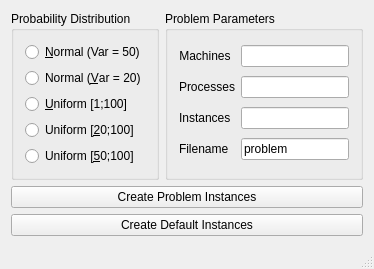
First picture: the form in ui/mainwindow.ui, repository markuspg/instance_generator, before the edit.
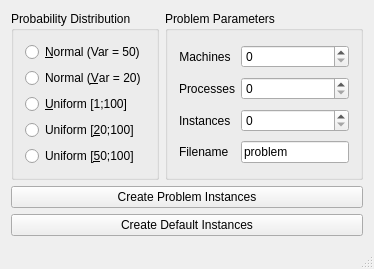
Second picture: the form after the edit.

Commit message: Replace QLineEdits by QSpinBoxes

Patch:
```diff
--- a/ui/mainwindow.ui
+++ b/ui/mainwindow.ui
@@ -59,29 +59,6 @@
          <string>Problem Parameters</string>
         </property>
         <layout class="QGridLayout" name="GLProblemParameters">
-         <item row="2" column="1">
-          <widget class="QLineEdit" name="LEInstances"/>
-         </item>
-         <item row="0" column="1">
-          <widget class="QLineEdit" name="LEMachineQuantity">
-           <property name="sizePolicy">
-            <sizepolicy hsizetype="Expanding" vsizetype="Fixed">
-             <horstretch>0</horstretch>
-             <verstretch>0</verstretch>
-            </sizepolicy>
-           </property>
-          </widget>
-         </item>
-         <item row="1" column="1">
-          <widget class="QLineEdit" name="LEProcessQuantity">
-           <property name="sizePolicy">
-            <sizepolicy hsizetype="Expanding" vsizetype="Fixed">
-             <horstretch>0</horstretch>
-             <verstretch>0</verstretch>
-            </sizepolicy>
-           </property>
-          </widget>
-         </item>
          <item row="2" column="0">
           <widget class="QLabel" name="LInstances">
            <property name="text">
@@ -144,6 +121,36 @@
            </property>
           </widget>
          </item>
+         <item row="0" column="1">
+          <widget class="QSpinBox" name="SBMachines">
+           <property name="accelerated">
+            <bool>true</bool>
+           </property>
+           <property name="maximum">
+            <number>9999</number>
+           </property>
+          </widget>
+         </item>
+         <item row="1" column="1">
+          <widget class="QSpinBox" name="SBProcesses">
+           <property name="accelerated">
+            <bool>true</bool>
+           </property>
+           <property name="maximum">
+            <number>9999</number>
+           </property>
+          </widget>
+         </item>
+         <item row="2" column="1">
+          <widget class="QSpinBox" name="SBInstances">
+           <property name="accelerated">
+            <bool>true</bool>
+           </property>
+           <property name="maximum">
+            <number>9999</number>
+           </property>
+          </widget>
+         </item>
         </layout>
        </widget>
       </item>
```
The commit also changes 1 other file.
